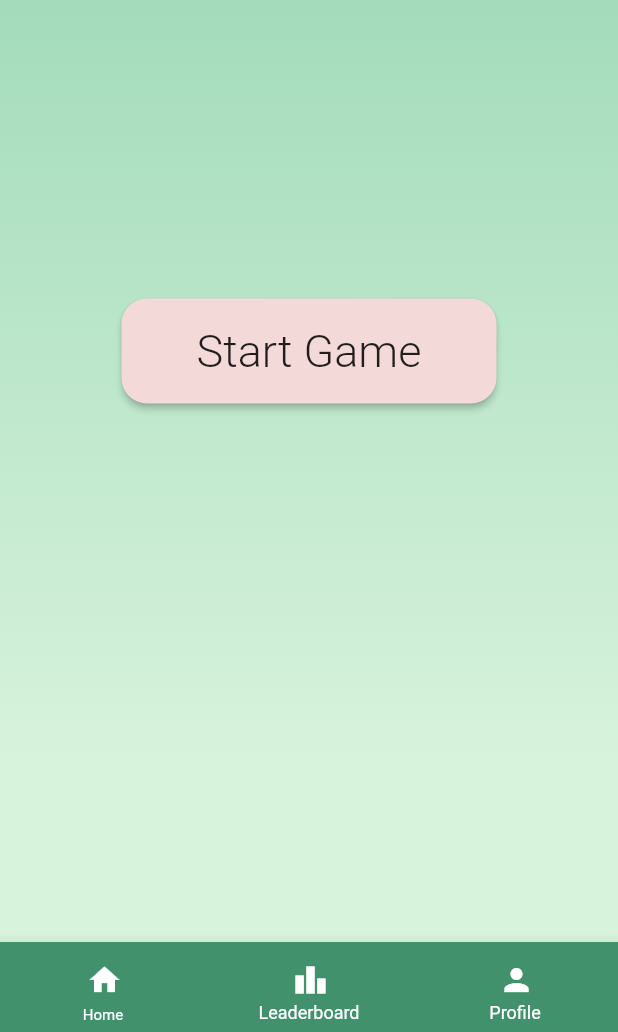
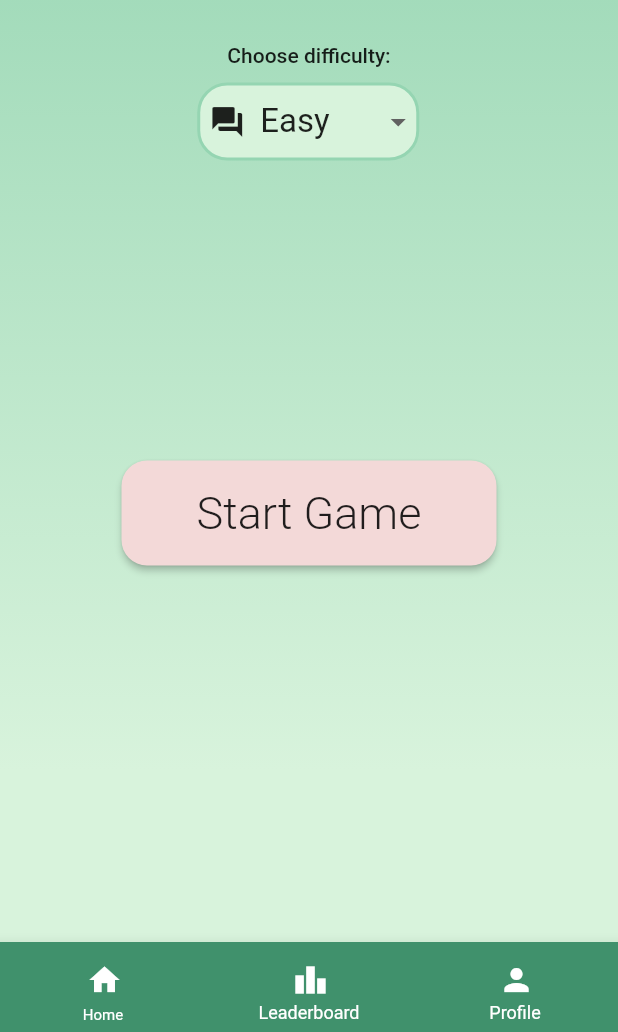
Before and after one commit to gu-tig169/Grupp5, a Flutter app: the StartGameView screen opened by its route, on a phone screen of 412 x 824 dp, the part 204-1236 px from its top. Run offline on Flutter 3.47's test engine with Material 2 defaults, Android fonts, the phone set to English and light mode, and no system bars; network calls fail.

Commit message:
Fixade dropdown i StartGame och lade till klasser för backend

```diff
--- /dev/null
+++ b/lib/model/Answer.dart
@@ -0,0 +1,4 @@
+class Answer {
+  String _title;
+  bool _correctAnswer;
+}
--- /dev/null
+++ b/lib/model/Application.dart
@@ -0,0 +1,5 @@
+import 'package:triviaholic/model/Player.dart';
+
+class Application {
+  Player _currentUser;
+}
--- /dev/null
+++ b/lib/model/GameRound.dart
@@ -0,0 +1,13 @@
+import 'package:triviaholic/model/Player.dart';
+import 'package:triviaholic/model/Question.dart';
+
+class GameRound {
+  String _difficulty;
+  int _amountOfQuestions;
+  String _category;
+  List<Player> _players;
+  List<Question> _questions;
+
+  GameRound(this._difficulty, this._amountOfQuestions, this._category,
+      this._players, this._questions);
+}
--- /dev/null
+++ b/lib/model/Image.dart
@@ -0,0 +1,4 @@
+class Image {
+  String _title;
+  String _path;
+}
--- /dev/null
+++ b/lib/model/Question.dart
@@ -0,0 +1,6 @@
+import 'package:triviaholic/model/Answer.dart';
+
+class Question {
+  String _questions;
+  List<Answer> _answers;
+}
--- a/lib/view/leaderboard.dart
+++ b/lib/view/leaderboard.dart
@@ -8,7 +8,7 @@ class LeaderboardView extends StatefulWidget {
 }
 
 class _LeaderboardViewState extends State<LeaderboardView> {
-  final list = ['Svenne', 'Babbe', 'Klasse'];
+  final list = ['Sverre', 'Klabbe', 'Klasse'];
 
   final List<String> _filterList = ['Easy', 'Medium', 'Hard'];
   // String _filterValue = 'All';
--- a/lib/view/startgame_view.dart
+++ b/lib/view/startgame_view.dart
@@ -1,10 +1,19 @@
 import 'dart:ui';
 import 'package:flutter/material.dart';
 import 'package:triviaholic/assets/CustomColors.dart';
+import 'package:triviaholic/view/selectProfileView.dart';
 import 'package:triviaholic/view/widgets/navbar.dart';
 import 'package:triviaholic/view/widgets/gradient.dart';
 
-class StartGameView extends StatelessWidget {
+class StartGameView extends StatefulWidget {
+  @override
+  _StartGameViewState createState() => _StartGameViewState();
+}
+
+class _StartGameViewState extends State<StartGameView> {
+  final List<String> difficultylist = ['Easy', 'Medium', 'Hard'];
+  var _itemselected = 'Easy';
+
   @override
   Widget build(BuildContext context) {
     return Scaffold(
@@ -13,6 +22,10 @@ class StartGameView extends StatelessWidget {
           widget: Column(
             children: [
               homeText(),
+              spaceBetween(30),
+              dropDownTitle(),
+              spaceBetween(10),
+              dropdownGenerator(difficultylist),
               startgameButton(context),
             ],
           ),
@@ -54,4 +67,56 @@ class StartGameView extends StatelessWidget {
       ),
     );
   }
+
+  Widget dropdownGenerator(List<String> list) {
+    return Container(
+        child: Container(
+            margin: EdgeInsets.only(right: 1, left: 0),
+            decoration: ShapeDecoration(
+                color: nyanza,
+                shape: RoundedRectangleBorder(
+                    side: BorderSide(
+                        width: 2,
+                        style: BorderStyle.solid,
+                        color: turquoiseGreen),
+                    borderRadius: BorderRadius.circular(20))),
+            child: DropdownButtonHideUnderline(
+                child: DropdownButton(
+              dropdownColor: nyanza,
+              items: list
+                  .map((difficultyitem) => DropdownMenuItem(
+                        value: difficultyitem,
+                        child: Row(
+                          children: [
+                            Container(width: 6),
+                            Icon(Icons.question_answer),
+                            Container(
+                              width: 10,
+                            ),
+                            Text(
+                              difficultyitem,
+                              style: TextStyle(fontSize: 22),
+                            ),
+                          ],
+                        ),
+                        //value: avatar,
+                      ))
+                  .toList(),
+              onChanged: (String newValueSelected) {
+                setState(() {
+                  _itemselected = newValueSelected;
+                });
+              },
+              value: _itemselected,
+            ))));
+  }
+
+  Widget dropDownTitle() {
+    return Container(
+      child: Text(
+        'Choose difficulty:',
+        style: TextStyle(fontWeight: FontWeight.w500),
+      ),
+    );
+  }
 }
```
Also changed, not shown: lib/model/Player.dart (added, +9 -0 lines), lib/view/endScreen_view.dart (+1 -6 lines), 1 other file.
